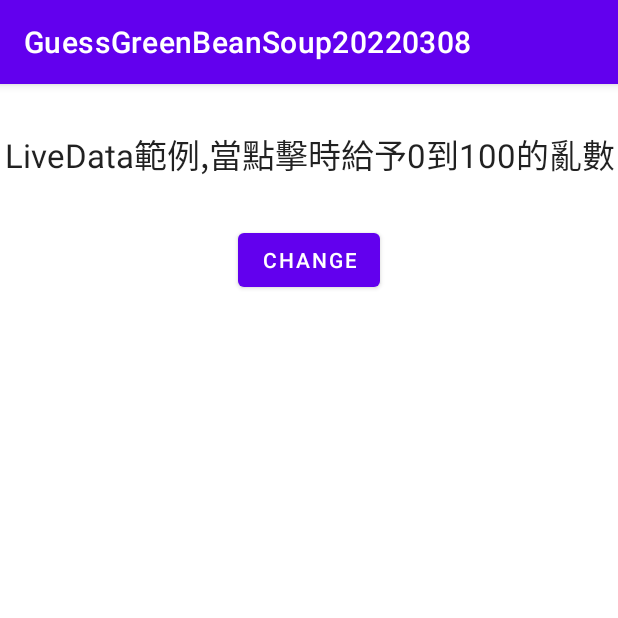
After one commit to maxtsai1991/GuessGreenBeanSoup20220308, an Android app: the LiveDataActivity screen opened directly, with no data from a screen before it, on a phone screen of 412 x 824 dp, the top half of it. The commit adds this screen. Run offline under Robolectric (Android 15) with nearby library versions, the phone set to English and light mode, and no system bars; network calls fail.

Commit message:
增加Android Jetpack入門課程(騰訊課程) LiveData的使用 參考 : https://ke.qq.com/course/4128266/12397066621746698,當點擊按鈕會改變數字,及會改變TextView(tvName) 因為 : 更新到model裡的nameLd值(updateName()方法),而 model.nameLd使用observe(觀察者方法)就會改變的值給予TextView(tvName.text)

```diff
--- a/app/src/main/AndroidManifest.xml
+++ b/app/src/main/AndroidManifest.xml
@@ -18,6 +18,9 @@
         android:supportsRtl="true"
         android:theme="@style/Theme.GuessGreenBeanSoup"
         android:usesCleartextTraffic="true">
+        <activity
+            android:name=".LiveDataActivity"
+            android:exported="false" />
         <activity
             android:name=".ViewModelsUseFragmentActivity"
             android:exported="false" />
--- /dev/null
+++ b/app/src/main/java/com/max/guess/LiveDataActivity.kt
@@ -0,0 +1,61 @@
+package com.max.guess
+
+import androidx.appcompat.app.AppCompatActivity
+import android.os.Bundle
+import android.util.Log
+import android.widget.Button
+import android.widget.TextView
+import androidx.activity.viewModels
+import kotlin.concurrent.thread
+
+
+/**
+ * 當點擊後改變數字
+ * 當點擊按鈕會改變數字,及會改變TextView(tvName) 因為 : 更新到model裡的nameLd值(updateName()方法),
+ * 而 model.nameLd使用observe(觀察者方法)就會改變的值給予TextView(tvName.text)
+ *
+ * 知識點 (參考 : https://developer.android.google.cn/topic/libraries/architecture/livedata#create_livedata_objects):
+ * 1.   LiveData是一種可觀察的數據存儲器類。與常規的可觀察類不同，LiveData 具有生命週期感知能力，意指它遵循其他應用組件（如Activity、Fragment 或Service）的生命週期。
+ * 2.   如果觀察者（由 Observer 類表示）的生命週期處於 STARTED 或 RESUMED 狀態，則LiveData 會認為該觀察者處於活躍狀態。
+ * 3.   LiveData 只會將更新通知給活躍的觀察者。為觀察 LiveData 對象而註冊的非活躍觀察者不會收到更改通知。
+ * 4.   當相應的 Lifecycle 對象的狀態變為 DESTROYED 時，便可移除此觀察者。這對於Activity 和Fragment 特別有用，因為它們可以放心地觀察 LiveData 對象，而不必擔心洩露（當Activity 和Fragment 的生命週期被銷毀時，系統會立即退訂它們）。
+ * 5.   LiveData 與Room 一起使用 :
+ *      Room持久性庫支持返回 LiveData 對象的可觀察查詢。可觀察查詢屬於數據庫訪問對象(DAO) 的一部分。
+ * 6.   協程與LiveData 一起使用 :
+ *      使用 LiveData 時，您可能需要異步計算值。例如，您可能需要檢索用戶的偏好設置並將其傳送給界面。在這些情況下，您可以使用 liveData 構建器函數調用 suspend 函數，並將結果作為 LiveData 對像傳送。
+ */
+class LiveDataActivity : AppCompatActivity() {
+    val TAG = LiveDataActivity::class.java.simpleName
+    private lateinit var tvName: TextView
+    private lateinit var btnChange: Button
+    private val model : LiveDataViewModel by viewModels()
+
+
+    override fun onCreate(savedInstanceState: Bundle?) {
+        super.onCreate(savedInstanceState)
+        setContentView(R.layout.activity_live_data)
+
+        tvName = findViewById(R.id.tv_name)
+        btnChange = findViewById(R.id.btn_change)
+        btnChange.setOnClickListener {
+            Log.e(TAG,"click")
+
+            var changeVal = (0..100).random()
+            var str = "LiveData範例,當點擊時給予0到100的亂數 : $changeVal"
+            tvName.text = str
+
+            thread {
+//                model.updateName(str)         // 該行只限於在UI主執行緒中使用,所以先註解掉,如要使用移出thread{}外即可; 當點擊後改變數字的方法, 寫這行才會改變LiveDataViewModel裡的nameLd.value
+                model.updataNameThread(str)     // 該行可以在子執行緒使用 , 主要是updataNameThread()方法 , 使用postValue()方法
+            }
+
+        }
+
+        model.nameLd.observe(this){
+            tvName.text = it
+        }
+
+    }
+
+
+}
--- /dev/null
+++ b/app/src/main/java/com/max/guess/LiveDataViewModel.kt
@@ -0,0 +1,17 @@
+package com.max.guess
+
+import androidx.lifecycle.MutableLiveData
+import androidx.lifecycle.ViewModel
+
+class LiveDataViewModel :ViewModel(){
+
+    val nameLd : MutableLiveData<String> by lazy { MutableLiveData<String>() }
+
+    fun updateName(name : String){
+        nameLd.value = name
+    }
+
+    fun updataNameThread(name : String){
+        nameLd.postValue(name) // postValue()方法 ,可以在子執行緒中更新 , setValue是不行的
+    }
+}
--- a/app/src/main/java/com/max/guess/RecyclerViewMainActivity.kt
+++ b/app/src/main/java/com/max/guess/RecyclerViewMainActivity.kt
@@ -173,7 +173,7 @@ class RecyclerViewMainActivity : AppCompatActivity() {
         "7.LifeCycleDemo",
         "8.ViewModel",
         "9.ViewModelsUseFragment",
-        "10.RecyclerViewDataTest4",
+        "10.LiveData",
         "11.RecyclerViewDataTest5",
         "12.RecyclerViewDataTest6",
         "13.RecyclerViewDataTest7",
@@ -295,6 +295,7 @@ class RecyclerViewMainActivity : AppCompatActivity() {
             7 -> startActivity(Intent(this,LifeCycleDemoActivity::class.java))
             8 -> startActivity(Intent(this,ViewModelActivity::class.java))
             9 -> startActivity(Intent(this,ViewModelsUseFragmentActivity::class.java))
+            10 -> startActivity(Intent(this,LiveDataActivity::class.java))
             else -> return
         }
     }
--- /dev/null
+++ b/app/src/main/res/layout/activity_live_data.xml
@@ -0,0 +1,30 @@
+<?xml version="1.0" encoding="utf-8"?>
+<androidx.constraintlayout.widget.ConstraintLayout xmlns:android="http://schemas.android.com/apk/res/android"
+    xmlns:app="http://schemas.android.com/apk/res-auto"
+    xmlns:tools="http://schemas.android.com/tools"
+    android:layout_width="match_parent"
+    android:layout_height="match_parent"
+    tools:context=".LiveDataActivity">
+
+    <TextView
+        android:id="@+id/tv_name"
+        android:layout_width="wrap_content"
+        android:layout_height="wrap_content"
+        android:layout_marginTop="30dp"
+        android:gravity="center"
+        android:text="LiveData範例,當點擊時給予0到100的亂數"
+        android:textAppearance="@style/TextAppearance.AppCompat.Large"
+        app:layout_constraintEnd_toEndOf="parent"
+        app:layout_constraintStart_toStartOf="parent"
+        app:layout_constraintTop_toTopOf="parent" />
+
+    <Button
+        android:id="@+id/btn_change"
+        android:layout_width="wrap_content"
+        android:layout_height="wrap_content"
+        android:layout_marginTop="30dp"
+        android:text="Change"
+        app:layout_constraintEnd_toEndOf="parent"
+        app:layout_constraintStart_toStartOf="parent"
+        app:layout_constraintTop_toBottomOf="@+id/tv_name" />
+</androidx.constraintlayout.widget.ConstraintLayout>
```
